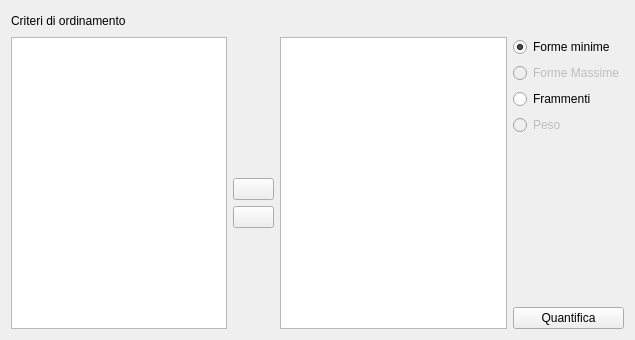
Qt form gui/ui/quantpanelmain.ui (pyarchinit/pyarchinit) before a commit.
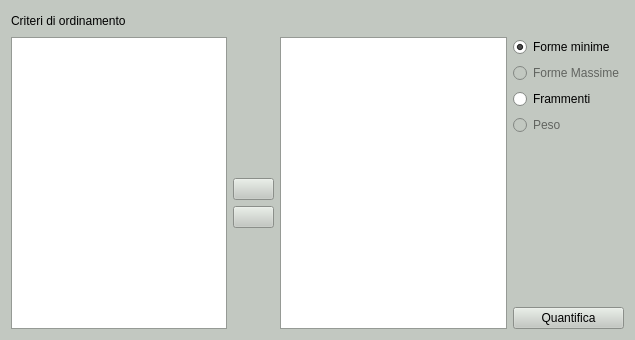
The same form after that commit. Icons and pictures are not drawn.

Commit message: change backgroud color ui

Diff of the .ui file:
```diff
--- a/gui/ui/quantpanelmain.ui
+++ b/gui/ui/quantpanelmain.ui
@@ -13,6 +13,448 @@
     <height>340</height>
    </rect>
   </property>
+  <property name="palette">
+   <palette>
+    <active>
+     <colorrole role="WindowText">
+      <brush brushstyle="SolidPattern">
+       <color alpha="255">
+        <red>0</red>
+        <green>0</green>
+        <blue>0</blue>
+       </color>
+      </brush>
+     </colorrole>
+     <colorrole role="Button">
+      <brush brushstyle="SolidPattern">
+       <color alpha="255">
+        <red>194</red>
+        <green>200</green>
+        <blue>193</blue>
+       </color>
+      </brush>
+     </colorrole>
+     <colorrole role="Light">
+      <brush brushstyle="SolidPattern">
+       <color alpha="255">
+        <red>255</red>
+        <green>255</green>
+        <blue>255</blue>
+       </color>
+      </brush>
+     </colorrole>
+     <colorrole role="Midlight">
+      <brush brushstyle="SolidPattern">
+       <color alpha="255">
+        <red>224</red>
+        <green>227</green>
+        <blue>224</blue>
+       </color>
+      </brush>
+     </colorrole>
+     <colorrole role="Dark">
+      <brush brushstyle="SolidPattern">
+       <color alpha="255">
+        <red>97</red>
+        <green>100</green>
+        <blue>96</blue>
+       </color>
+      </brush>
+     </colorrole>
+     <colorrole role="Mid">
+      <brush brushstyle="SolidPattern">
+       <color alpha="255">
+        <red>129</red>
+        <green>133</green>
+        <blue>129</blue>
+       </color>
+      </brush>
+     </colorrole>
+     <colorrole role="Text">
+      <brush brushstyle="SolidPattern">
+       <color alpha="255">
+        <red>0</red>
+        <green>0</green>
+        <blue>0</blue>
+       </color>
+      </brush>
+     </colorrole>
+     <colorrole role="BrightText">
+      <brush brushstyle="SolidPattern">
+       <color alpha="255">
+        <red>255</red>
+        <green>255</green>
+        <blue>255</blue>
+       </color>
+      </brush>
+     </colorrole>
+     <colorrole role="ButtonText">
+      <brush brushstyle="SolidPattern">
+       <color alpha="255">
+        <red>0</red>
+        <green>0</green>
+        <blue>0</blue>
+       </color>
+      </brush>
+     </colorrole>
+     <colorrole role="Base">
+      <brush brushstyle="SolidPattern">
+       <color alpha="255">
+        <red>255</red>
+        <green>255</green>
+        <blue>255</blue>
+       </color>
+      </brush>
+     </colorrole>
+     <colorrole role="Window">
+      <brush brushstyle="SolidPattern">
+       <color alpha="255">
+        <red>194</red>
+        <green>200</green>
+        <blue>193</blue>
+       </color>
+      </brush>
+     </colorrole>
+     <colorrole role="Shadow">
+      <brush brushstyle="SolidPattern">
+       <color alpha="255">
+        <red>0</red>
+        <green>0</green>
+        <blue>0</blue>
+       </color>
+      </brush>
+     </colorrole>
+     <colorrole role="AlternateBase">
+      <brush brushstyle="SolidPattern">
+       <color alpha="255">
+        <red>224</red>
+        <green>227</green>
+        <blue>224</blue>
+       </color>
+      </brush>
+     </colorrole>
+     <colorrole role="ToolTipBase">
+      <brush brushstyle="SolidPattern">
+       <color alpha="255">
+        <red>255</red>
+        <green>255</green>
+        <blue>220</blue>
+       </color>
+      </brush>
+     </colorrole>
+     <colorrole role="ToolTipText">
+      <brush brushstyle="SolidPattern">
+       <color alpha="255">
+        <red>0</red>
+        <green>0</green>
+        <blue>0</blue>
+       </color>
+      </brush>
+     </colorrole>
+     <colorrole role="PlaceholderText">
+      <brush brushstyle="SolidPattern">
+       <color alpha="128">
+        <red>0</red>
+        <green>0</green>
+        <blue>0</blue>
+       </color>
+      </brush>
+     </colorrole>
+    </active>
+    <inactive>
+     <colorrole role="WindowText">
+      <brush brushstyle="SolidPattern">
+       <color alpha="255">
+        <red>0</red>
+        <green>0</green>
+        <blue>0</blue>
+       </color>
+      </brush>
+     </colorrole>
+     <colorrole role="Button">
+      <brush brushstyle="SolidPattern">
+       <color alpha="255">
+        <red>194</red>
+        <green>200</green>
+        <blue>193</blue>
+       </color>
+      </brush>
+     </colorrole>
+     <colorrole role="Light">
+      <brush brushstyle="SolidPattern">
+       <color alpha="255">
+        <red>255</red>
+        <green>255</green>
+        <blue>255</blue>
+       </color>
+      </brush>
+     </colorrole>
+     <colorrole role="Midlight">
+      <brush brushstyle="SolidPattern">
+       <color alpha="255">
+        <red>224</red>
+        <green>227</green>
+        <blue>224</blue>
+       </color>
+      </brush>
+     </colorrole>
+     <colorrole role="Dark">
+      <brush brushstyle="SolidPattern">
+       <color alpha="255">
+        <red>97</red>
+        <green>100</green>
+        <blue>96</blue>
+       </color>
+      </brush>
+     </colorrole>
+     <colorrole role="Mid">
+      <brush brushstyle="SolidPattern">
+       <color alpha="255">
+        <red>129</red>
+        <green>133</green>
+        <blue>129</blue>
+       </color>
+      </brush>
+     </colorrole>
+     <colorrole role="Text">
+      <brush brushstyle="SolidPattern">
+       <color alpha="255">
+        <red>0</red>
+        <green>0</green>
+        <blue>0</blue>
+       </color>
+      </brush>
+     </colorrole>
+     <colorrole role="BrightText">
+      <brush brushstyle="SolidPattern">
+       <color alpha="255">
+        <red>255</red>
+        <green>255</green>
+        <blue>255</blue>
+       </color>
+      </brush>
+     </colorrole>
+     <colorrole role="ButtonText">
+      <brush brushstyle="SolidPattern">
+       <color alpha="255">
+        <red>0</red>
+        <green>0</green>
+        <blue>0</blue>
+       </color>
+      </brush>
+     </colorrole>
+     <colorrole role="Base">
+      <brush brushstyle="SolidPattern">
+       <color alpha="255">
+        <red>255</red>
+        <green>255</green>
+        <blue>255</blue>
+       </color>
+      </brush>
+     </colorrole>
+     <colorrole role="Window">
+      <brush brushstyle="SolidPattern">
+       <color alpha="255">
+        <red>194</red>
+        <green>200</green>
+        <blue>193</blue>
+       </color>
+      </brush>
+     </colorrole>
+     <colorrole role="Shadow">
+      <brush brushstyle="SolidPattern">
+       <color alpha="255">
+        <red>0</red>
+        <green>0</green>
+        <blue>0</blue>
+       </color>
+      </brush>
+     </colorrole>
+     <colorrole role="AlternateBase">
+      <brush brushstyle="SolidPattern">
+       <color alpha="255">
+        <red>224</red>
+        <green>227</green>
+        <blue>224</blue>
+       </color>
+      </brush>
+     </colorrole>
+     <colorrole role="ToolTipBase">
+      <brush brushstyle="SolidPattern">
+       <color alpha="255">
+        <red>255</red>
+        <green>255</green>
+        <blue>220</blue>
+       </color>
+      </brush>
+     </colorrole>
+     <colorrole role="ToolTipText">
+      <brush brushstyle="SolidPattern">
+       <color alpha="255">
+        <red>0</red>
+        <green>0</green>
+        <blue>0</blue>
+       </color>
+      </brush>
+     </colorrole>
+     <colorrole role="PlaceholderText">
+      <brush brushstyle="SolidPattern">
+       <color alpha="128">
+        <red>0</red>
+        <green>0</green>
+        <blue>0</blue>
+       </color>
+      </brush>
+     </colorrole>
+    </inactive>
+    <disabled>
+     <colorrole role="WindowText">
+      <brush brushstyle="SolidPattern">
+       <color alpha="255">
+        <red>97</red>
+        <green>100</green>
+        <blue>96</blue>
+       </color>
+      </brush>
+     </colorrole>
+     <colorrole role="Button">
+      <brush brushstyle="SolidPattern">
+       <color alpha="255">
+        <red>194</red>
+        <green>200</green>
+        <blue>193</blue>
+       </color>
+      </brush>
+     </colorrole>
+     <colorrole role="Light">
+      <brush brushstyle="SolidPattern">
+       <color alpha="255">
+        <red>255</red>
+        <green>255</green>
+        <blue>255</blue>
+       </color>
+      </brush>
+     </colorrole>
+     <colorrole role="Midlight">
+      <brush brushstyle="SolidPattern">
+       <color alpha="255">
+        <red>224</red>
+        <green>227</green>
+        <blue>224</blue>
+       </color>
+      </brush>
+     </colorrole>
+     <colorrole role="Dark">
+      <brush brushstyle="SolidPattern">
+       <color alpha="255">
+        <red>97</red>
+        <green>100</green>
+        <blue>96</blue>
+       </color>
+      </brush>
+     </colorrole>
+     <colorrole role="Mid">
+      <brush brushstyle="SolidPattern">
+       <color alpha="255">
+        <red>129</red>
+        <green>133</green>
+        <blue>129</blue>
+       </color>
+      </brush>
+     </colorrole>
+     <colorrole role="Text">
+      <brush brushstyle="SolidPattern">
+       <color alpha="255">
+        <red>97</red>
+        <green>100</green>
+        <blue>96</blue>
+       </color>
+      </brush>
+     </colorrole>
+     <colorrole role="BrightText">
+      <brush brushstyle="SolidPattern">
+       <color alpha="255">
+        <red>255</red>
+        <green>255</green>
+        <blue>255</blue>
+       </color>
+      </brush>
+     </colorrole>
+     <colorrole role="ButtonText">
+      <brush brushstyle="SolidPattern">
+       <color alpha="255">
+        <red>97</red>
+        <green>100</green>
+        <blue>96</blue>
+       </color>
+      </brush>
+     </colorrole>
+     <colorrole role="Base">
+      <brush brushstyle="SolidPattern">
+       <color alpha="255">
+        <red>194</red>
+        <green>200</green>
+        <blue>193</blue>
+       </color>
+      </brush>
+     </colorrole>
+     <colorrole role="Window">
+      <brush brushstyle="SolidPattern">
+       <color alpha="255">
+        <red>194</red>
+        <green>200</green>
+        <blue>193</blue>
+       </color>
+      </brush>
+     </colorrole>
+     <colorrole role="Shadow">
+      <brush brushstyle="SolidPattern">
+       <color alpha="255">
+        <red>0</red>
+        <green>0</green>
+        <blue>0</blue>
+       </color>
+      </brush>
+     </colorrole>
+     <colorrole role="AlternateBase">
+      <brush brushstyle="SolidPattern">
+       <color alpha="255">
+        <red>194</red>
+        <green>200</green>
+        <blue>193</blue>
+       </color>
+      </brush>
+     </colorrole>
+     <colorrole role="ToolTipBase">
+      <brush brushstyle="SolidPattern">
+       <color alpha="255">
+        <red>255</red>
+        <green>255</green>
+        <blue>220</blue>
+       </color>
+      </brush>
+     </colorrole>
+     <colorrole role="ToolTipText">
+      <brush brushstyle="SolidPattern">
+       <color alpha="255">
+        <red>0</red>
+        <green>0</green>
+        <blue>0</blue>
+       </color>
+      </brush>
+     </colorrole>
+     <colorrole role="PlaceholderText">
+      <brush brushstyle="SolidPattern">
+       <color alpha="128">
+        <red>0</red>
+        <green>0</green>
+        <blue>0</blue>
+       </color>
+      </brush>
+     </colorrole>
+    </disabled>
+   </palette>
+  </property>
   <property name="windowTitle">
    <string>Ordina</string>
   </property>
```
Left out of the diff: 7 changed lines with no effect on the pictures. The commit also changes 36 other files.
